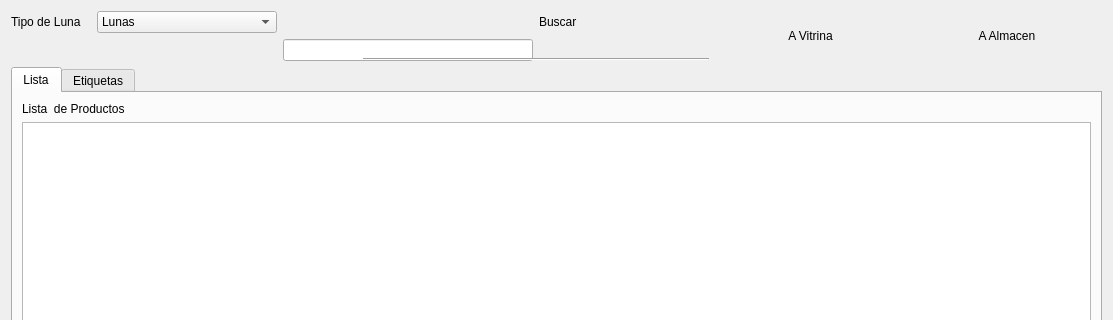
The window that producto/ui_producto.ui (rodety/manager) describes before a commit, drawn with Qt 5; both pictures show x 0 to 1113 and y 0 to 320 of the 1113 by 794 pixel window.
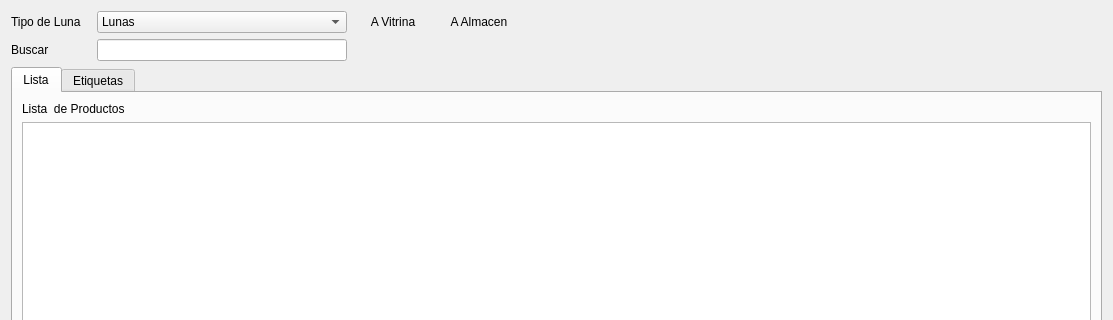
The same window after the commit. The open tabs and pages were chosen to show the change. Icons and pictures are not drawn.

Patch:
```diff
--- a/producto/ui_producto.ui
+++ b/producto/ui_producto.ui
@@ -13,80 +13,16 @@
   <property name="windowTitle">
    <string>Form</string>
   </property>
+  <layout class="QGridLayout" name="gridLayout_3">
+   <item row="0" column="0">
   <layout class="QGridLayout" name="gridLayout">
-   <item row="0" column="0" rowspan="2" colspan="2">
-    <layout class="QGridLayout" name="gridLayout_15">
-     <item row="0" column="2">
-      <spacer name="horizontalSpacer_7">
-       <property name="orientation">
-        <enum>Qt::Horizontal</enum>
-       </property>
-       <property name="sizeHint" stdset="0">
-        <size>
-         <width>11</width>
-         <height>11</height>
-        </size>
-       </property>
-      </spacer>
-     </item>
-     <item row="0" column="4">
-      <spacer name="horizontalSpacer_8">
-       <property name="orientation">
-        <enum>Qt::Horizontal</enum>
-       </property>
-       <property name="sizeHint" stdset="0">
-        <size>
-         <width>40</width>
-         <height>20</height>
-        </size>
-       </property>
-      </spacer>
-     </item>
-     <item row="0" column="3">
-      <layout class="QGridLayout" name="gridLayout_16">
-       <item row="0" column="0">
+     <item row="1" column="0">
         <widget class="QLabel" name="label_4">
          <property name="text">
           <string>Buscar</string>
          </property>
         </widget>
        </item>
-       <item row="0" column="2">
-        <widget class="QPushButton" name="pushButton_buscar">
-         <property name="sizePolicy">
-          <sizepolicy hsizetype="Minimum" vsizetype="Fixed">
-           <horstretch>0</horstretch>
-           <verstretch>0</verstretch>
-          </sizepolicy>
-         </property>
-         <property name="text">
-          <string/>
-         </property>
-         <property name="icon">
-          <iconset resource="../Icons/Icons.qrc">
-           <normaloff>:/Icons/1349716430_zoom.png</normaloff>:/Icons/1349716430_zoom.png</iconset>
-         </property>
-         <property name="flat">
-          <bool>true</bool>
-         </property>
-        </widget>
-       </item>
-       <item row="0" column="3">
-        <widget class="QPushButton" name="pushButton_busquedaAvanzada">
-         <property name="text">
-          <string/>
-         </property>
-         <property name="icon">
-          <iconset resource="../Icons/Icons.qrc">
-           <normaloff>:/Icons/1349716435_cog.png</normaloff>:/Icons/1349716435_cog.png</iconset>
-         </property>
-         <property name="flat">
-          <bool>true</bool>
-         </property>
-        </widget>
-       </item>
-      </layout>
-     </item>
      <item row="0" column="1">
       <widget class="QComboBox" name="comboBox_tipoProducto">
        <property name="minimumSize">
@@ -122,59 +58,7 @@
        </item>
       </widget>
      </item>
-     <item row="0" column="0">
-      <widget class="QLabel" name="label_5">
-       <property name="text">
-        <string>Tipo de Luna   </string>
-       </property>
-      </widget>
-     </item>
-     <item row="1" column="2">
-      <widget class="QLineEdit" name="lineEdit_buscar">
-       <property name="minimumSize">
-        <size>
-         <width>250</width>
-         <height>0</height>
-        </size>
-       </property>
-       <property name="maximumSize">
-        <size>
-         <width>250</width>
-         <height>16777215</height>
-        </size>
-       </property>
-      </widget>
-     </item>
-    </layout>
-   </item>
-   <item row="0" column="2" rowspan="2">
-    <widget class="QPushButton" name="btnToVitrina">
-     <property name="text">
-      <string>A Vitrina</string>
-     </property>
-     <property name="flat">
-      <bool>true</bool>
-     </property>
-    </widget>
-   </item>
-   <item row="0" column="3" rowspan="2">
-    <widget class="QPushButton" name="btnToAlmacen">
-     <property name="text">
-      <string>A Almacen</string>
-     </property>
-     <property name="flat">
-      <bool>true</bool>
-     </property>
-    </widget>
-   </item>
-   <item row="1" column="1">
-    <widget class="Line" name="line_2">
-     <property name="orientation">
-      <enum>Qt::Horizontal</enum>
-     </property>
-    </widget>
-   </item>
-   <item row="2" column="0" colspan="4">
+     <item row="2" column="0" colspan="5">
     <widget class="QTabWidget" name="tabWidget">
      <property name="currentIndex">
       <number>1</number>
@@ -471,6 +355,98 @@
       </layout>
      </widget>
     </widget>
+     </item>
+     <item row="0" column="2">
+      <widget class="QPushButton" name="btnToVitrina">
+       <property name="text">
+        <string>A Vitrina</string>
+       </property>
+       <property name="flat">
+        <bool>true</bool>
+       </property>
+      </widget>
+     </item>
+     <item row="1" column="1">
+      <widget class="QLineEdit" name="lineEdit_buscar">
+       <property name="minimumSize">
+        <size>
+         <width>250</width>
+         <height>0</height>
+        </size>
+       </property>
+       <property name="maximumSize">
+        <size>
+         <width>250</width>
+         <height>16777215</height>
+        </size>
+       </property>
+      </widget>
+     </item>
+     <item row="1" column="2">
+      <widget class="QPushButton" name="pushButton_buscar">
+       <property name="sizePolicy">
+        <sizepolicy hsizetype="Minimum" vsizetype="Fixed">
+         <horstretch>0</horstretch>
+         <verstretch>0</verstretch>
+        </sizepolicy>
+       </property>
+       <property name="text">
+        <string/>
+       </property>
+       <property name="icon">
+        <iconset resource="../Icons/Icons.qrc">
+         <normaloff>:/Icons/1349716430_zoom.png</normaloff>:/Icons/1349716430_zoom.png</iconset>
+       </property>
+       <property name="flat">
+        <bool>true</bool>
+       </property>
+      </widget>
+     </item>
+     <item row="0" column="3">
+      <widget class="QPushButton" name="btnToAlmacen">
+       <property name="text">
+        <string>A Almacen</string>
+       </property>
+       <property name="flat">
+        <bool>true</bool>
+       </property>
+      </widget>
+     </item>
+     <item row="0" column="4">
+      <spacer name="horizontalSpacer">
+       <property name="orientation">
+        <enum>Qt::Horizontal</enum>
+       </property>
+       <property name="sizeHint" stdset="0">
+        <size>
+         <width>40</width>
+         <height>20</height>
+        </size>
+       </property>
+      </spacer>
+     </item>
+     <item row="1" column="3">
+      <widget class="QPushButton" name="pushButton_busquedaAvanzada">
+       <property name="text">
+        <string/>
+       </property>
+       <property name="icon">
+        <iconset resource="../Icons/Icons.qrc">
+         <normaloff>:/Icons/1349716435_cog.png</normaloff>:/Icons/1349716435_cog.png</iconset>
+       </property>
+       <property name="flat">
+        <bool>true</bool>
+       </property>
+      </widget>
+     </item>
+     <item row="0" column="0">
+      <widget class="QLabel" name="label_5">
+       <property name="text">
+        <string>Tipo de Luna   </string>
+       </property>
+      </widget>
+     </item>
+    </layout>
    </item>
   </layout>
  </widget>
```
Left out of the diff: 62 changed lines with no effect on the pictures. Lines whose indentation alone changed are shown as unchanged.
